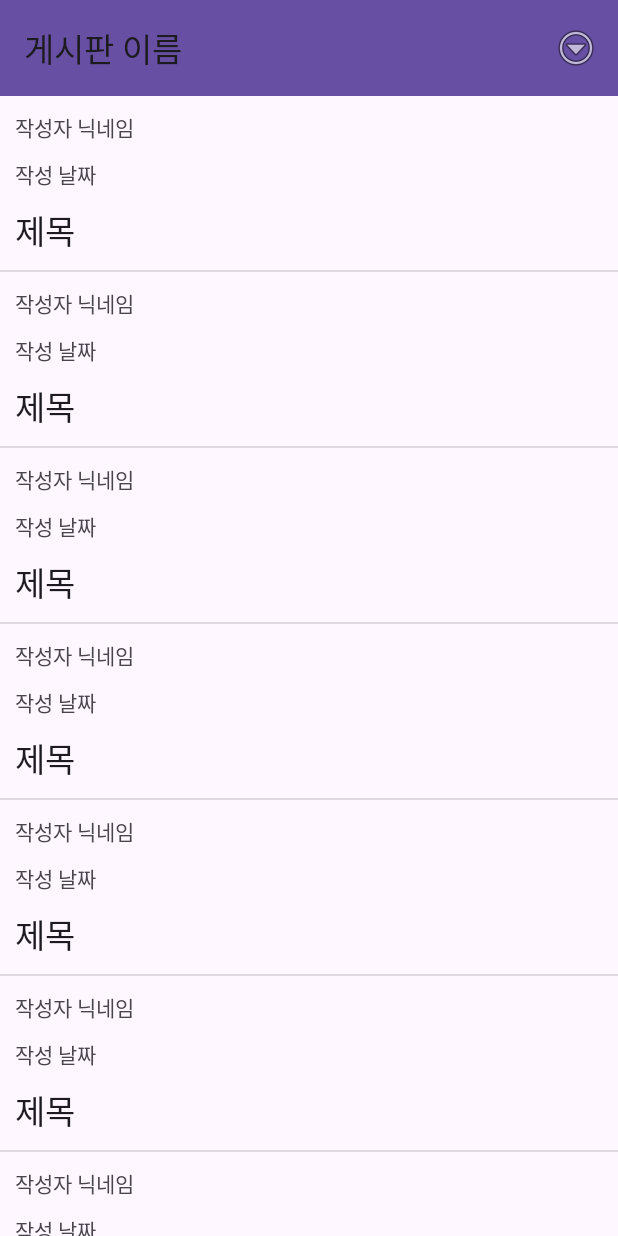
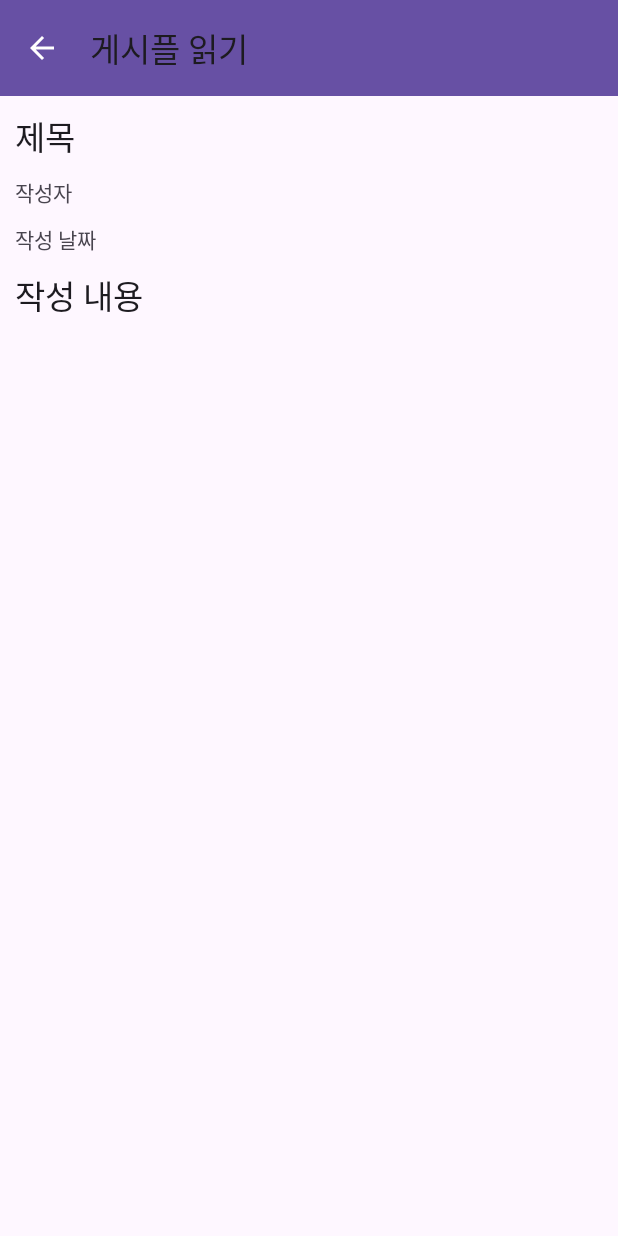
Before and after one commit to sunflow-er/community-app, an Android app: the BoardMainActivity screen opened directly, with no data from a screen before it, after a tap on "작성자 닉네임", on a phone screen of 412 x 824 dp. Run offline under Robolectric (Android 15) with nearby library versions, the phone set to English and light mode, and no system bars.

Commit message:
board_read

```diff
--- a/app/src/main/java/org/javaapp/communityapp/BoardMainActivity.kt
+++ b/app/src/main/java/org/javaapp/communityapp/BoardMainActivity.kt
@@ -3,6 +3,7 @@ package org.javaapp.communityapp
 import androidx.appcompat.app.AppCompatActivity
 import android.os.Bundle
 import androidx.fragment.app.Fragment
+import androidx.fragment.app.FragmentManager
 import androidx.fragment.app.FragmentTransaction
 import org.javaapp.communityapp.databinding.ActivityBoardMainBinding
 
@@ -24,6 +25,9 @@ class BoardMainActivity : AppCompatActivity() {
             "board_main" -> {
                 currentFragment = BoardMainFragment()
             }
+            "board_read" -> {
+                currentFragment = BoardReadFragment()
+            }
         }
 
         val trans = supportFragmentManager.beginTransaction()
@@ -39,4 +43,8 @@ class BoardMainActivity : AppCompatActivity() {
 
         trans.commit()
     }
+
+    fun fragmentRemoveBackStack(name : String) {
+        supportFragmentManager.popBackStack(name, FragmentManager.POP_BACK_STACK_INCLUSIVE)
+    }
 }
--- a/app/src/main/java/org/javaapp/communityapp/BoardMainFragment.kt
+++ b/app/src/main/java/org/javaapp/communityapp/BoardMainFragment.kt
@@ -30,7 +30,6 @@ class BoardMainFragment : Fragment() {
         savedInstanceState: Bundle?
     ): View? {
         // Inflate the layout for this fragment
-
         boardMainFragmentBinding = FragmentBoardMainBinding.inflate(inflater)
         boardMainFragmentBinding.boardMainToolbar.title = "게시판 이름"
 
@@ -90,7 +89,8 @@ class BoardMainFragment : Fragment() {
         inner class ViewHolderClass(boardMainRecyclerItemBinding: BoardMainRecyclerItemBinding)
             : RecyclerView.ViewHolder(boardMainRecyclerItemBinding.root), View.OnClickListener {
             override fun onClick(v: View?) {
-
+                val act = activity as BoardMainActivity
+                act.fragmentController("board_read", true, true)
             }
         }
     }
--- /dev/null
+++ b/app/src/main/java/org/javaapp/communityapp/BoardReadFragment.kt
@@ -0,0 +1,53 @@
+package org.javaapp.communityapp
+
+import android.graphics.BlendMode
+import android.graphics.BlendModeColorFilter
+import android.graphics.Color
+import android.graphics.PorterDuff
+import android.os.Build
+import android.os.Bundle
+import androidx.fragment.app.Fragment
+import android.view.LayoutInflater
+import android.view.View
+import android.view.ViewGroup
+import org.javaapp.communityapp.databinding.FragmentBoardMainBinding
+import org.javaapp.communityapp.databinding.FragmentBoardReadBinding
+
+class BoardReadFragment : Fragment() {
+
+    lateinit var boardReadFragmentBinding : FragmentBoardReadBinding
+
+    override fun onCreate(savedInstanceState: Bundle?) {
+        super.onCreate(savedInstanceState)
+
+    }
+
+    override fun onCreateView(
+        inflater: LayoutInflater, container: ViewGroup?,
+        savedInstanceState: Bundle?
+    ): View? {
+        // Inflate the layout for this fragment
+
+        boardReadFragmentBinding = FragmentBoardReadBinding.inflate(inflater)
+        boardReadFragmentBinding.boardReadToolbar.title = "게시플 읽기"
+
+        val navIcon = requireContext().getDrawable(androidx.appcompat.R.drawable.abc_ic_ab_back_material)
+        boardReadFragmentBinding.boardReadToolbar.navigationIcon = navIcon // 툴바에 홈버튼 설정
+        if (Build.VERSION.SDK_INT >= Build.VERSION_CODES.Q) { // 홈버튼 색상 변경
+            boardReadFragmentBinding.boardReadToolbar.navigationIcon?.colorFilter = BlendModeColorFilter(
+                Color.parseColor("#FFFFFF"), BlendMode.SRC_ATOP)
+        }
+        else {
+            boardReadFragmentBinding.boardReadToolbar.navigationIcon?.setColorFilter(
+                Color.parseColor("#FFFFFF"), PorterDuff.Mode.SRC_ATOP)
+        }
+
+        boardReadFragmentBinding.boardReadToolbar.setNavigationOnClickListener {
+            var act = activity as BoardMainActivity
+            act.fragmentRemoveBackStack("board_read")
+        }
+
+        return boardReadFragmentBinding.root
+    }
+
+}
--- /dev/null
+++ b/app/src/main/res/layout/fragment_board_read.xml
@@ -0,0 +1,66 @@
+<?xml version="1.0" encoding="utf-8"?>
+<LinearLayout xmlns:android="http://schemas.android.com/apk/res/android"
+    xmlns:tools="http://schemas.android.com/tools"
+    android:layout_width="match_parent"
+    android:layout_height="match_parent"
+    android:orientation="vertical"
+    tools:context=".BoardReadFragment" >
+
+    <androidx.appcompat.widget.Toolbar
+        android:id="@+id/board_read_toolbar"
+        android:layout_width="match_parent"
+        android:layout_height="wrap_content"
+        android:background="?attr/colorPrimary"
+        android:minHeight="?attr/actionBarSize"
+        android:theme="?attr/actionBarTheme" />
+
+    <ScrollView
+        android:layout_width="match_parent"
+        android:layout_height="match_parent" >
+
+        <LinearLayout
+            android:layout_width="match_parent"
+            android:layout_height="wrap_content"
+            android:orientation="vertical"
+            android:padding="10dp">
+
+            <TextView
+                android:id="@+id/board_read_subject"
+                android:layout_width="match_parent"
+                android:layout_height="wrap_content"
+                android:text="제목"
+                android:textAppearance="@style/TextAppearance.AppCompat.Large" />
+
+            <Space
+                android:layout_width="match_parent"
+                android:layout_height="10dp" />
+
+            <TextView
+                android:id="@+id/board_read_writer"
+                android:layout_width="match_parent"
+                android:layout_height="wrap_content"
+                android:text="작성자" />
+
+            <Space
+                android:layout_width="match_parent"
+                android:layout_height="10dp" />
+
+            <TextView
+                android:id="@+id/board_read_write_date"
+                android:layout_width="match_parent"
+                android:layout_height="wrap_content"
+                android:text="작성 날짜" />
+
+            <Space
+                android:layout_width="match_parent"
+                android:layout_height="10dp" />
+
+            <TextView
+                android:id="@+id/textView9"
+                android:layout_width="match_parent"
+                android:layout_height="wrap_content"
+                android:text="작성 내용"
+                android:textAppearance="@style/TextAppearance.AppCompat.Large" />
+        </LinearLayout>
+    </ScrollView>
+</LinearLayout>
```
